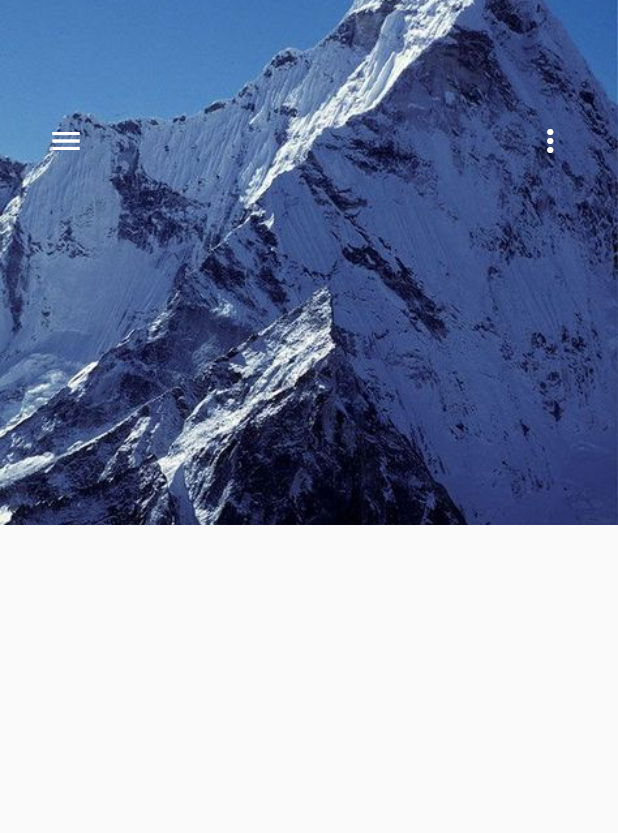
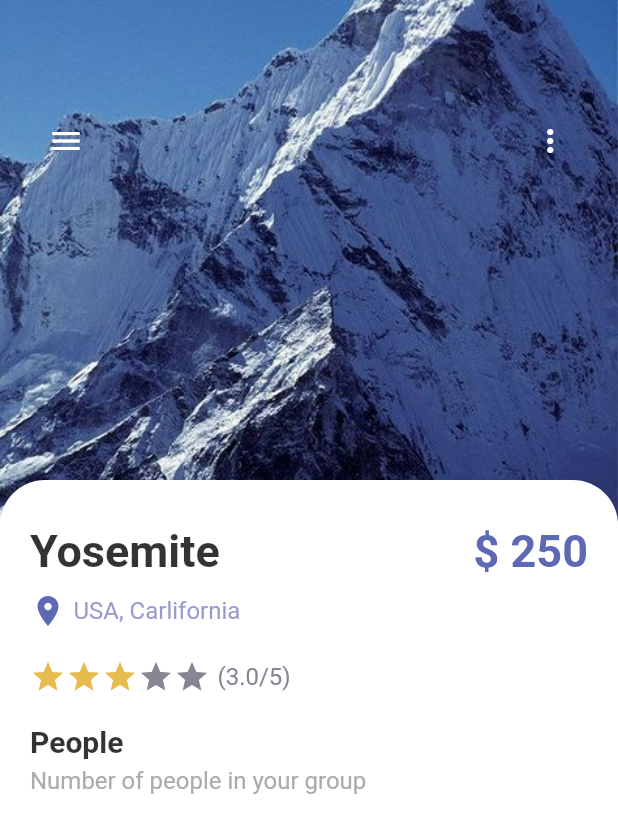
Before and after one commit to Tolulope05/flutter_travel_app, a Flutter app: the screen it shows after launch, on a phone screen of 412 x 824 dp. Shown: the top 833 px of the screen. Run offline on Flutter 3.47's test engine with Material 2 defaults, Android fonts, the phone set to English and light mode, and no system bars.

Commit message:
built starpage

```diff
--- a/lib/pages/detail_page.dart
+++ b/lib/pages/detail_page.dart
@@ -1,6 +1,8 @@
 import 'package:flutter/material.dart';
-import 'package:flutter/src/foundation/key.dart';
-import 'package:flutter/src/widgets/framework.dart';
+
+import 'package:flutter_travel_app/misc/colors.dart';
+import 'package:flutter_travel_app/widgets/app_large_text.dart';
+import 'package:flutter_travel_app/widgets/app_text.dart';
 
 class DetailPage extends StatefulWidget {
   const DetailPage({Key? key}) : super(key: key);
@@ -10,6 +12,7 @@ class DetailPage extends StatefulWidget {
 }
 
 class _DetailPageState extends State<DetailPage> {
+  int gottenStars = 3;
   @override
   Widget build(BuildContext context) {
     return Scaffold(
@@ -41,7 +44,7 @@ class _DetailPageState extends State<DetailPage> {
                 ),
                 width: MediaQuery.of(context).size.width *
                     9 /
-                    10, // when in a positioned widget, always use mediaquery instead of dou ble.infinty
+                    10, // when in a positioned widget, always use mediaquery instead of double.infinty
                 child: Row(
                   children: [
                     IconButton(
@@ -64,10 +67,91 @@ class _DetailPageState extends State<DetailPage> {
               ),
             ),
             Positioned(
-              top: 300,
+              top: 320,
               child: Container(
-                  // width: doub,
+                padding:
+                    const EdgeInsets.symmetric(horizontal: 20, vertical: 30),
+                width: MediaQuery.of(context).size.width,
+                height: 500,
+                decoration: const BoxDecoration(
+                  borderRadius: BorderRadius.only(
+                    topLeft: Radius.circular(30),
+                    topRight: Radius.circular(30),
                   ),
+                  color: Colors.white,
+                ),
+                child: Column(
+                  crossAxisAlignment: CrossAxisAlignment.start,
+                  children: [
+                    Row(
+                      mainAxisAlignment: MainAxisAlignment.spaceBetween,
+                      children: [
+                        AppLargeText(
+                          text: "Yosemite",
+                          color: Colors.black.withOpacity(0.8),
+                        ),
+                        AppLargeText(
+                          text: "\$ 250",
+                          color: AppColors.mainColor,
+                        ),
+                      ],
+                    ),
+                    const SizedBox(height: 10),
+                    Row(
+                      children: [
+                        const Icon(
+                          Icons.location_on,
+                          color: AppColors.mainColor,
+                        ),
+                        const SizedBox(width: 5),
+                        AppText(
+                          text: "USA, Carlifornia",
+                          color: AppColors.textColor1,
+                        ),
+                      ],
+                    ),
+                    const SizedBox(height: 20),
+                    Row(
+                      children: [
+                        Wrap(
+                          children: List.generate(
+                            5,
+                            (index) {
+                              return Icon(
+                                Icons.star,
+                                color: index < gottenStars
+                                    ? AppColors.starColor
+                                    : AppColors.textColor2,
+                              );
+                            },
+                          ),
+                        ),
+                        const SizedBox(width: 5),
+                        AppText(
+                          text: "($gottenStars.0/5)",
+                          color: AppColors.textColor2,
+                        ),
+                      ],
+                    ),
+                    const SizedBox(height: 20),
+                    AppLargeText(
+                      text: "People",
+                      color: Colors.black.withOpacity(0.8),
+                      size: 20,
+                    ),
+                    const SizedBox(height: 5),
+                    AppText(
+                      text: "Number of people in your group",
+                      color: AppColors.mainTextColor,
+                    ),
+                    Wrap(
+                      children: List.generate(5, (index) {
+                        return Container();
+                      }),
+                    )
+                  ],
+                ),
+              ),
             )
           ],
         ),
```
